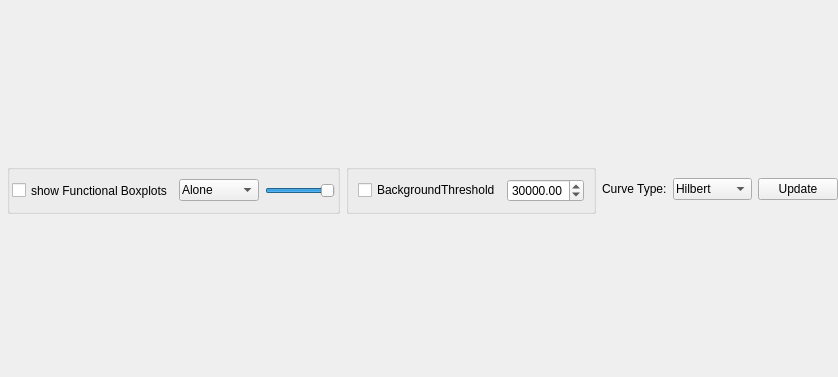
Above: modules/DatasetComparator/dlg_DatasetComparator.ui from 3dct/open_iA before the change. Below: the same form after it.
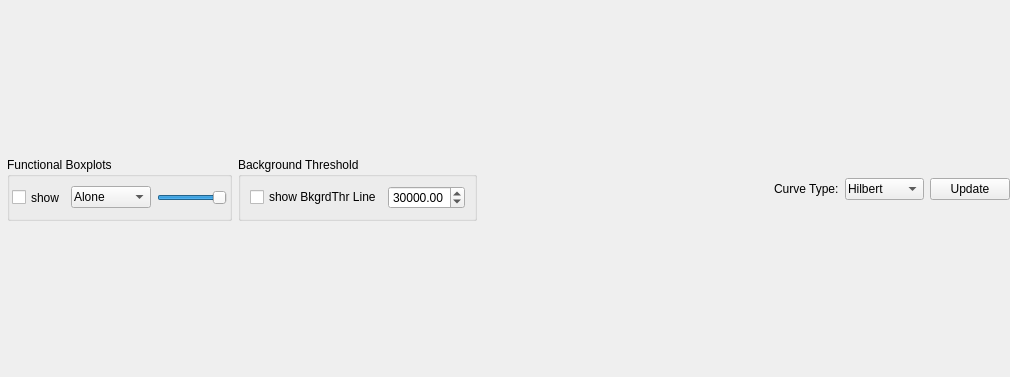
That is the form after the change.

Commit message: DC: position tooltip, Bkgrd Range fixes + optimizations

```diff
--- a/modules/DatasetComparator/dlg_DatasetComparator.ui
+++ b/modules/DatasetComparator/dlg_DatasetComparator.ui
@@ -6,7 +6,7 @@
    <rect>
     <x>0</x>
     <y>0</y>
-    <width>730</width>
+    <width>1010</width>
     <height>377</height>
    </rect>
   </property>
@@ -63,7 +63,7 @@
           </sizepolicy>
          </property>
          <property name="title">
-          <string/>
+          <string>Functional Boxplots</string>
          </property>
          <layout class="QHBoxLayout" name="horizontalLayout_2">
           <property name="leftMargin">
@@ -93,7 +93,7 @@
              </size>
             </property>
             <property name="text">
-             <string>show Functional Boxplots</string>
+             <string>show</string>
             </property>
            </widget>
           </item>
@@ -164,13 +164,13 @@
        <item>
         <widget class="QGroupBox" name="groupBox_2">
          <property name="title">
-          <string/>
+          <string>Background Threshold</string>
          </property>
          <layout class="QHBoxLayout" name="horizontalLayout_3">
           <item>
            <widget class="QCheckBox" name="checkBox">
             <property name="text">
-             <string>BackgroundThreshold</string>
+             <string>show BkgrdThr Line</string>
             </property>
            </widget>
           </item>
```
Left out of the diff: 13 changed lines with no effect on the pictures. The commit also changes 3 other files.
